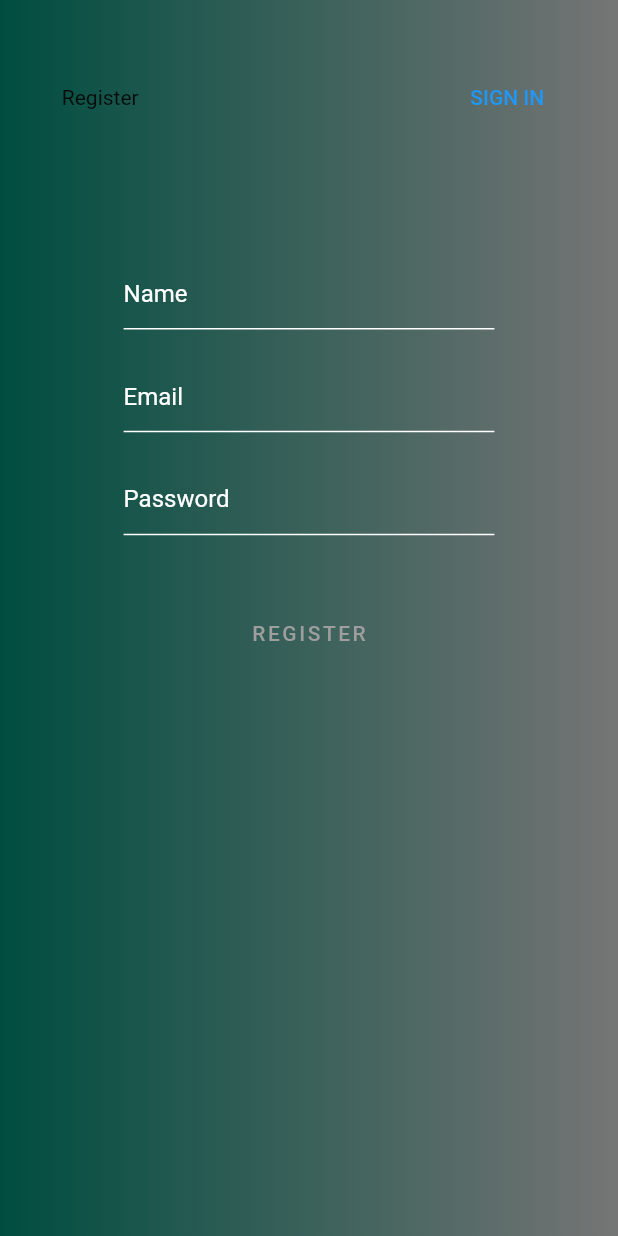
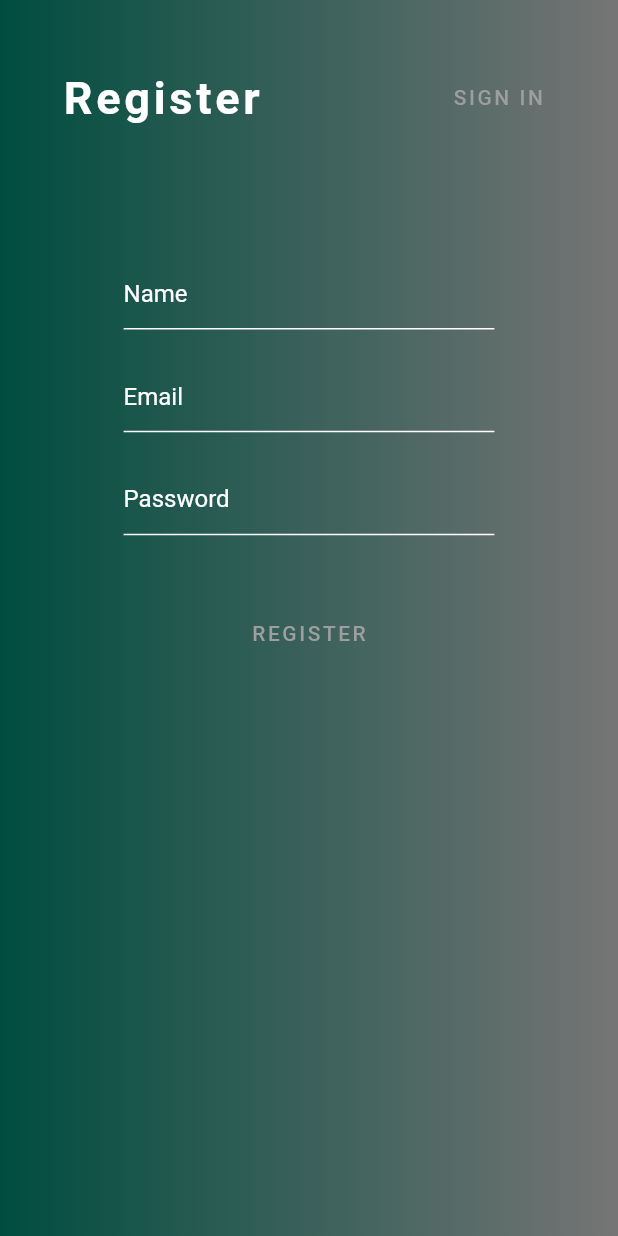
Before and after one commit to nataniayp/plEASE, a Flutter app: the screen it shows after launch, after a tap on "REGISTER", on a phone screen of 412 x 824 dp. Run offline on Flutter 3.47's test engine with Material 2 defaults, Android fonts, the phone set to English and light mode, and no system bars; our stand-ins replace firebase_auth, firebase_core, flutter_spinkit; accounts and stored records are empty.

Commit message:
changed textstyle of header of sign in and register, added initialData to main.dart

```diff
--- a/lib/main.dart
+++ b/lib/main.dart
@@ -19,6 +19,7 @@ class MyApp extends StatelessWidget {
   @override
   Widget build(BuildContext context) {
     return StreamProvider<UserData>.value(
+      initialData: null,
       value: AuthService().user,
       child: MaterialApp(
         title: 'Please',
--- a/lib/screens/authenticate/register.dart
+++ b/lib/screens/authenticate/register.dart
@@ -1,3 +1,4 @@
+import 'package:flutter/foundation.dart';
 import 'package:flutter/material.dart';
 import 'package:please/services/auth.dart';
 
@@ -39,12 +40,24 @@ class _RegisterState extends State<Register> {
               children: [
                 Text(
                   "Register",
+                  style: TextStyle(
+                    color: Colors.white,
+                    letterSpacing: 2.5,
+                    fontSize: 30,
+                    fontWeight: FontWeight.bold,
+                  ),
                 ),
                 TextButton(
                   onPressed: () {
                     widget.toggleView();
                   },
-                  child: Text("SIGN IN"),
+                  child: Text(
+                    "SIGN IN",
+                    style: TextStyle(
+                      color: Colors.grey[500],
+                      letterSpacing: 1.7,
+                    ),
+                  ),
                 ),
               ],
             ),
--- a/lib/screens/authenticate/sign_in.dart
+++ b/lib/screens/authenticate/sign_in.dart
@@ -40,12 +40,24 @@ class _SignInState extends State<SignIn> {
               children: [
                 Text(
                   "Sign In",
+                  style: TextStyle(
+                    color: Colors.white,
+                    letterSpacing: 2.5,
+                    fontSize: 30,
+                    fontWeight: FontWeight.bold,
+                  ),
                 ),
                 TextButton(
                   onPressed: () {
                     widget.toggleView();
                   },
-                  child: Text("REGISTER"),
+                  child: Text(
+                    "REGISTER",
+                    style: TextStyle(
+                      color: Colors.grey[500],
+                      letterSpacing: 1.7,
+                    ),
+                  ),
                 ),
               ],
             ),
```
